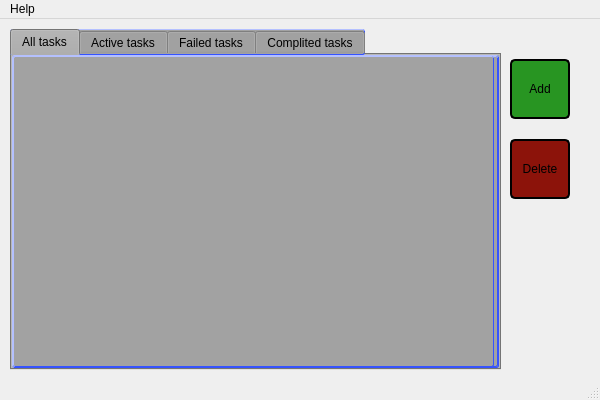
The window that mainwindow.ui (PorterCat/ToDoList) describes before a commit, drawn with Qt 5.
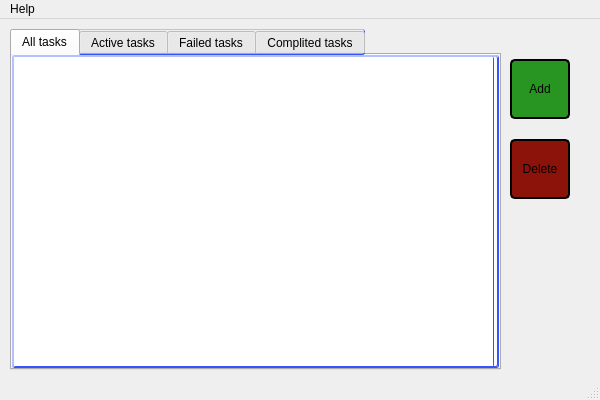
The same window after the commit.

```diff
--- a/mainwindow.ui
+++ b/mainwindow.ui
@@ -106,7 +106,7 @@
     </property>
     <property name="styleSheet">
      <string notr="true">border-radius: 2px; border-width: 1px;border-color:rgb(53, 83, 255); border-style: outset;
-background-color:rgb(162, 162, 162)</string>
+</string>
     </property>
     <property name="currentIndex">
      <number>0</number>
@@ -116,7 +116,7 @@
     </property>
     <widget class="QWidget" name="tab_4">
      <property name="styleSheet">
-      <string notr="true">background-color:rgb(162, 162, 162)</string>
+      <string notr="true"/>
      </property>
      <attribute name="title">
       <string>All tasks</string>
```
Left out of the diff: 8 changed lines with no effect on the pictures.
